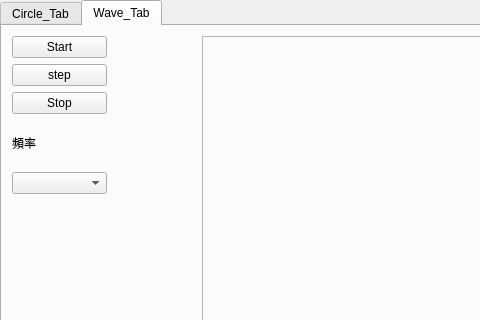
This is mainwindow.ui in markscat/draw_circle as Qt 5 draws it before an edit; both pictures show x 0 to 480 and y 0 to 320 of the 972 by 834 pixel window. The edited form follows.
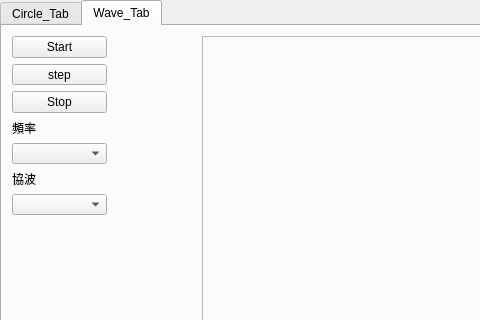
This is the edited form. Custom widgets are drawn as their Qt base class.

```diff
--- a/mainwindow.ui
+++ b/mainwindow.ui
@@ -155,7 +155,7 @@
         <x>10</x>
         <y>10</y>
         <width>95</width>
-        <height>158</height>
+        <height>179</height>
        </rect>
       </property>
       <layout class="QVBoxLayout" name="verticalLayout_3">
@@ -190,6 +190,16 @@
        <item>
         <widget class="QComboBox" name="Frequency_comboBox"/>
        </item>
+       <item>
+        <widget class="QLabel" name="label_4">
+         <property name="text">
+          <string>協波</string>
+         </property>
+        </widget>
+       </item>
+       <item>
+        <widget class="QComboBox" name="Harmonic_comboBox"/>
+       </item>
       </layout>
      </widget>
      <widget class="PaintFrame" name="Circle_frame">
```
Left out of the diff: 2 changed lines with no effect on the pictures.
